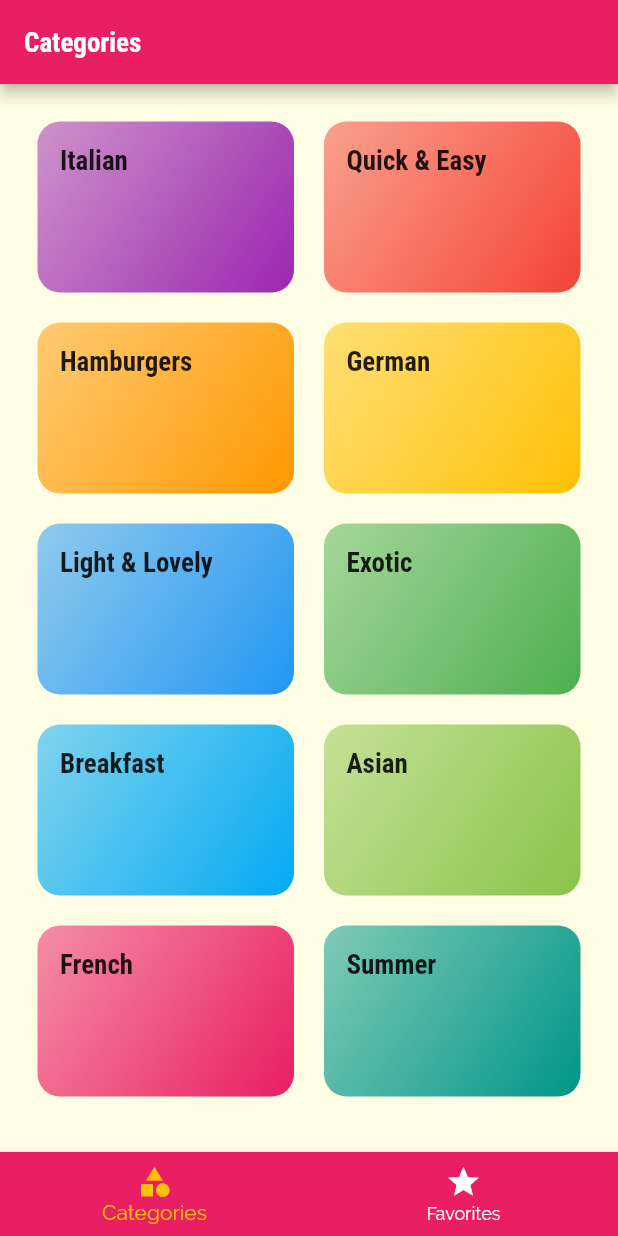
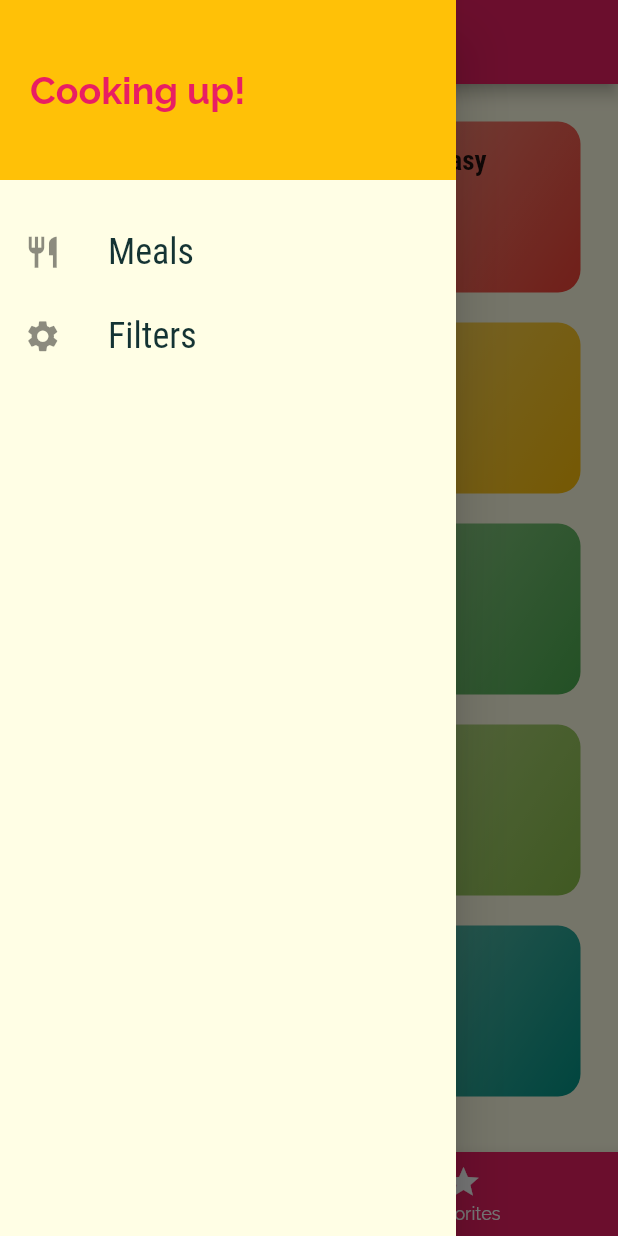
Before and after one commit to rishabh72/meals_app_flutter, a Flutter app: the screen it shows after launch, with the side drawer open (before the commit the screen has no drawer), on a phone screen of 412 x 824 dp. Run offline on Flutter 3.47's test engine with Material 2 defaults, Android fonts, the phone set to English and light mode, and no system bars.

Commit message:
adding drawer, replacing pages

```diff
--- a/lib/main.dart
+++ b/lib/main.dart
@@ -1,4 +1,5 @@
 import 'package:flutter/material.dart';
+import 'package:meals_app/screens/filters_screen.dart';
 import 'package:meals_app/screens/tabs_screen.dart';
 import 'screens/meal_detail_screen.dart';
 import 'screens/categories_meals_screen.dart';
@@ -33,6 +34,7 @@ class MyApp extends StatelessWidget {
         "/": (ctx) => TabsScreen(),
         CategoriesMealsScreen.routeName: (ctx) => CategoriesMealsScreen(),
         MealDetailScreen.routeName: (ctx) => MealDetailScreen(),
+        FiltersScreen.routeName: (ctx) => FiltersScreen(),
       },
       // onGenerateRoute: (settings) {
       //   print(settings);
--- /dev/null
+++ b/lib/screens/filters_screen.dart
@@ -0,0 +1,18 @@
+import 'package:flutter/material.dart';
+import 'package:meals_app/widgets/main_drawer.dart';
+
+class FiltersScreen extends StatelessWidget {
+  static const routeName = '/filters';
+  @override
+  Widget build(BuildContext context) {
+    return Scaffold(
+      appBar: AppBar(
+        title: Text('Your Filters'),
+      ),
+      drawer: SideDrawer(),
+      body: Center(
+        child: Text('Filter'),
+      ),
+    );
+  }
+}
--- a/lib/screens/tabs_screen.dart
+++ b/lib/screens/tabs_screen.dart
@@ -1,4 +1,5 @@
 import 'package:flutter/material.dart';
+import 'package:meals_app/widgets/main_drawer.dart';
 import './favorites_screen.dart';
 import './categories_screen.dart';
 
@@ -26,6 +27,7 @@ class _TabsScreenState extends State<TabsScreen> {
       appBar: AppBar(
         title: Text(_pages[_selectedPageIndex]['title']),
       ),
+      drawer: SideDrawer(),
       body: _pages[_selectedPageIndex]['page'],
       bottomNavigationBar: BottomNavigationBar(
         onTap: _selectPage,
--- /dev/null
+++ b/lib/widgets/main_drawer.dart
@@ -0,0 +1,54 @@
+import 'package:flutter/material.dart';
+import 'package:meals_app/screens/filters_screen.dart';
+
+class SideDrawer extends StatelessWidget {
+  Widget buildListTile(String title, IconData icon, Function tapHandler) {
+    return ListTile(
+      leading: Icon(
+        icon,
+        size: 25,
+      ),
+      title: Text(
+        title,
+        style: TextStyle(
+          fontFamily: 'RobotoCondensed',
+          fontSize: 24,
+        ),
+      ),
+      onTap: tapHandler,
+    );
+  }
+
+  @override
+  Widget build(BuildContext context) {
+    return Drawer(
+      child: Column(
+        children: [
+          Container(
+            height: 120,
+            width: double.infinity,
+            padding: EdgeInsets.all(20),
+            alignment: Alignment.centerLeft,
+            color: Theme.of(context).accentColor,
+            child: Text(
+              'Cooking up!',
+              style: TextStyle(
+                  fontWeight: FontWeight.w700,
+                  fontSize: 25,
+                  color: Theme.of(context).primaryColor),
+            ),
+          ),
+          SizedBox(
+            height: 20,
+          ),
+          buildListTile('Meals', Icons.restaurant, () {
+            Navigator.of(context).pushReplacementNamed('/');
+          }),
+          buildListTile('Filters', Icons.settings, () {
+            Navigator.of(context).pushReplacementNamed(FiltersScreen.routeName);
+          }),
+        ],
+      ),
+    );
+  }
+}
```
